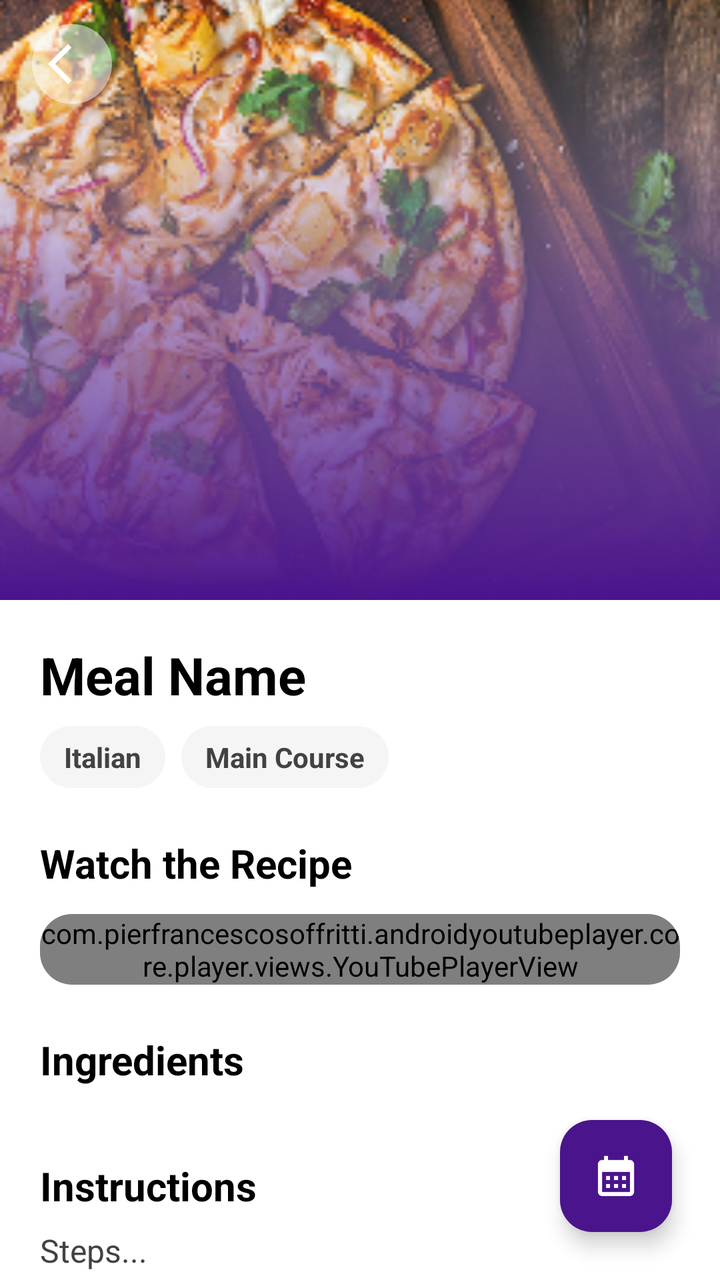
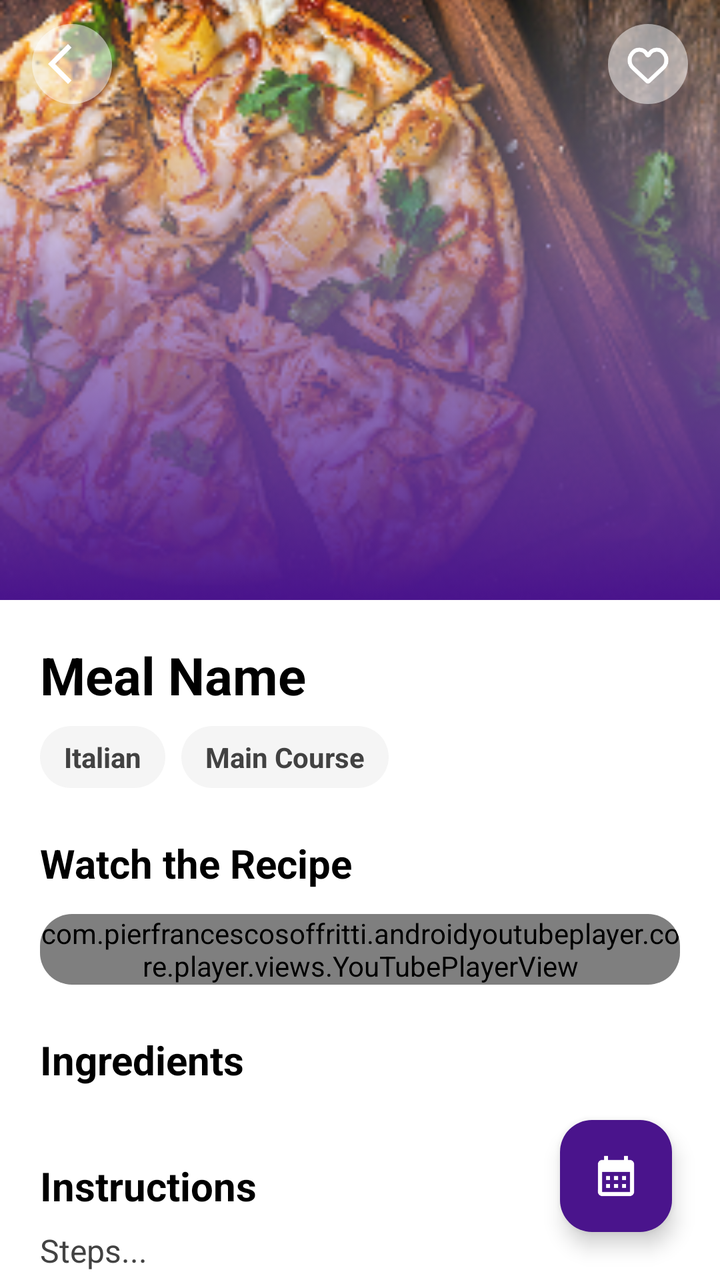

The first picture is an Android layout as it rendered before a commit; the second is the same layout after the commit. The layout source and the unified diff follow.
<!-- AndroidManifest.xml: application theme Theme.FoodPlanner -->
<!-- res/layout/fragment_meal_details.xml -->
<?xml version="1.0" encoding="utf-8"?>
<androidx.coordinatorlayout.widget.CoordinatorLayout xmlns:android="http://schemas.android.com/apk/res/android"
    xmlns:app="http://schemas.android.com/apk/res-auto"
    xmlns:tools="http://schemas.android.com/tools"
    android:layout_width="match_parent"
    android:layout_height="match_parent"
    android:background="@color/white">

    <com.google.android.material.appbar.AppBarLayout
        android:id="@+id/appBar"
        android:layout_width="match_parent"
        android:layout_height="300dp"
        android:theme="@style/ThemeOverlay.AppCompat.Dark.ActionBar">

        <com.google.android.material.appbar.CollapsingToolbarLayout
            android:layout_width="match_parent"
            android:layout_height="match_parent"
            app:contentScrim="@color/purple_primary"
            app:layout_scrollFlags="scroll|exitUntilCollapsed">

            <ImageView
                android:id="@+id/detailMealImg"
                android:layout_width="match_parent"
                android:layout_height="match_parent"
                android:scaleType="centerCrop"
                android:src="@drawable/pizza_header"
                app:layout_collapseMode="parallax" />

            <androidx.appcompat.widget.Toolbar
                android:id="@+id/toolbar"
                android:layout_width="match_parent"
                android:layout_height="?attr/actionBarSize"
                app:layout_collapseMode="pin">

                <ImageButton
                    android:id="@+id/btnBack"
                    android:layout_width="40dp"
                    android:layout_height="40dp"
                    android:background="@drawable/bg_circle_translucent"
                    android:src="@drawable/ic_arrow_back"
                    app:tint="@color/white" />
            </androidx.appcompat.widget.Toolbar>
        </com.google.android.material.appbar.CollapsingToolbarLayout>
    </com.google.android.material.appbar.AppBarLayout>

    <androidx.core.widget.NestedScrollView
        android:layout_width="match_parent"
        android:layout_height="match_parent"
        app:layout_behavior="@string/appbar_scrolling_view_behavior">

        <LinearLayout
            android:layout_width="match_parent"
            android:layout_height="wrap_content"
            android:orientation="vertical"
            android:padding="20dp">

            <TextView
                android:id="@+id/tvMealTitle"
                android:layout_width="match_parent"
                android:layout_height="wrap_content"
                android:text="Meal Name"
                android:textColor="@color/black"
                android:textSize="26sp"
                android:textStyle="bold" />

            <LinearLayout
                android:layout_width="match_parent"
                android:layout_height="wrap_content"
                android:layout_marginTop="8dp"
                android:orientation="horizontal">

                <TextView
                    android:id="@+id/tvArea"
                    android:layout_width="wrap_content"
                    android:layout_height="wrap_content"
                    android:layout_marginEnd="8dp"
                    android:background="@drawable/bg_rounded_gray"
                    android:paddingHorizontal="12dp"
                    android:paddingVertical="6dp"
                    android:text="Italian"
                    android:textColor="#424242"
                    android:textStyle="bold" />

                <TextView
                    android:id="@+id/tvCategory"
                    android:layout_width="wrap_content"
                    android:layout_height="wrap_content"
                    android:background="@drawable/bg_rounded_gray"
                    android:paddingHorizontal="12dp"
                    android:paddingVertical="6dp"
                    android:text="Main Course"
                    android:textColor="#424242"
                    android:textStyle="bold" />
            </LinearLayout>

            <TextView
                android:layout_width="wrap_content"
                android:layout_height="wrap_content"
                android:layout_marginTop="24dp"
                android:text="Watch the Recipe"
                android:textColor="@color/black"
                android:textSize="20sp"
                android:textStyle="bold" />

            <androidx.cardview.widget.CardView
                android:layout_width="match_parent"
                android:layout_height="wrap_content"
                android:layout_marginTop="12dp"
                app:cardCornerRadius="16dp"
                app:cardElevation="0dp">

                <com.pierfrancescosoffritti.androidyoutubeplayer.core.player.views.YouTubePlayerView
                    android:id="@+id/youtube_player_view"
                    android:layout_width="match_parent"
                    android:layout_height="wrap_content"
                    app:enableAutomaticInitialization="false" />
            </androidx.cardview.widget.CardView>

            <TextView
                android:layout_width="wrap_content"
                android:layout_height="wrap_content"
                android:layout_marginTop="24dp"
                android:text="Ingredients"
                android:textColor="@color/black"
                android:textSize="20sp"
                android:textStyle="bold" />

            <androidx.recyclerview.widget.RecyclerView
                android:id="@+id/rvIngredients"
                android:layout_width="match_parent"
                android:layout_height="wrap_content"
                android:layout_marginTop="12dp"
                android:orientation="horizontal"
                app:layoutManager="androidx.recyclerview.widget.LinearLayoutManager" />

            <TextView
                android:layout_width="wrap_content"
                android:layout_height="wrap_content"
                android:layout_marginTop="24dp"
                android:text="Instructions"
                android:textColor="@color/black"
                android:textSize="20sp"
                android:textStyle="bold" />

            <TextView
                android:id="@+id/tvInstructions"
                android:layout_width="match_parent"
                android:layout_height="wrap_content"
                android:layout_marginTop="8dp"
                android:lineSpacingExtra="4dp"
                android:text="Steps..."
                android:textColor="#424242"
                android:textSize="16sp" />

        </LinearLayout>
    </androidx.core.widget.NestedScrollView>

    <com.google.android.material.floatingactionbutton.FloatingActionButton
        android:id="@+id/fabPlan"
        android:layout_width="wrap_content"
        android:layout_height="wrap_content"
        android:layout_gravity="bottom|end"
        android:layout_margin="24dp"
        android:src="@drawable/ic_calendar"
        app:backgroundTint="@color/purple_primary"
        app:tint="@color/white" />

</androidx.coordinatorlayout.widget.CoordinatorLayout>
<!-- resources referenced by this layout -->
<resources>
  <color name="black">#000000</color>
  <color name="purple_primary">#4A148C</color>
  <color name="white">#FFFFFF</color>
  <!-- drawable bg_circle_translucent (drawable) -->
  <?xml version="1.0" encoding="utf-8"?>
  <shape xmlns:android="http://schemas.android.com/apk/res/android"
      android:shape="oval">
      <solid android:color="#80FFFFFF" />
  </shape>
  <!-- drawable bg_rounded_gray (drawable) -->
  <?xml version="1.0" encoding="utf-8"?>
  <shape xmlns:android="http://schemas.android.com/apk/res/android"
      android:shape="rectangle">
      <solid android:color="#F5F5F5"/>
      <corners android:radius="50dp"/>
  </shape>
  <!-- drawable ic_arrow_back (drawable) -->
  <vector xmlns:android="http://schemas.android.com/apk/res/android" android:autoMirrored="true" android:height="24dp" android:tint="#000000" android:viewportHeight="960" android:viewportWidth="960" android:width="24dp">
        
      <path android:fillColor="@android:color/white" android:pathData="M400,880L0,480L400,80L471,151L142,480L471,809L400,880Z"/>
      
  </vector>
  <!-- drawable ic_calendar (drawable) -->
  <vector xmlns:android="http://schemas.android.com/apk/res/android" android:height="24dp" android:tint="#000000" android:viewportHeight="24" android:viewportWidth="24" android:width="24dp">
        
      <path android:fillColor="@android:color/white" android:pathData="M19,4h-1V2h-2v2H8V2H6v2H5C3.89,4 3.01,4.9 3.01,6L3,20c0,1.1 0.89,2 2,2h14c1.1,0 2,-0.9 2,-2V6C21,4.9 20.1,4 19,4zM19,20H5V10h14V20zM9,14H7v-2h2V14zM13,14h-2v-2h2V14zM17,14h-2v-2h2V14zM9,18H7v-2h2V18zM13,18h-2v-2h2V18zM17,18h-2v-2h2V18z"/>
      
  </vector>
  <!-- drawable pizza_header: png bitmap (drawable, 121856 bytes) -->
  <style name="Theme.FoodPlanner" parent="Theme.Material3.Light.NoActionBar">
          <item name="colorPrimary">@color/purple_primary</item>
          <item name="colorPrimaryVariant">@color/purple_variant</item>
          <item name="colorOnPrimary">@color/white</item>
  
          <item name="colorSecondary">@color/gold_accent</item>
          <item name="colorOnSecondary">@color/text_primary</item>
  
          <item name="android:windowBackground">@color/background_light</item>
          <item name="android:statusBarColor">@color/purple_primary</item>
      </style>
  <color name="purple_variant">#7B1FA2</color>
  <color name="gold_accent">#FFC107</color>
  <color name="text_primary">#212121</color>
  <color name="background_light">#FAFAFA</color>
</resources>

<!-- the commit's change to res/layout/fragment_meal_details.xml (unified diff, before → after) -->
@@ -1,5 +1,6 @@
 <?xml version="1.0" encoding="utf-8"?>
-<androidx.coordinatorlayout.widget.CoordinatorLayout xmlns:android="http://schemas.android.com/apk/res/android"
+<androidx.coordinatorlayout.widget.CoordinatorLayout
+    xmlns:android="http://schemas.android.com/apk/res/android"
     xmlns:app="http://schemas.android.com/apk/res-auto"
     xmlns:tools="http://schemas.android.com/tools"
     android:layout_width="match_parent"
@@ -32,14 +33,33 @@
                 android:layout_height="?attr/actionBarSize"
                 app:layout_collapseMode="pin">
 
-                <ImageButton
-                    android:id="@+id/btnBack"
-                    android:layout_width="40dp"
-                    android:layout_height="40dp"
-                    android:background="@drawable/bg_circle_translucent"
-                    android:src="@drawable/ic_arrow_back"
-                    app:tint="@color/white" />
+                <RelativeLayout
+                    android:layout_width="match_parent"
+                    android:layout_height="match_parent">
+
+                    <ImageButton
+                        android:id="@+id/btnBack"
+                        android:layout_width="40dp"
+                        android:layout_height="40dp"
+                        android:layout_centerVertical="true"
+                        android:background="@drawable/bg_circle_translucent"
+                        android:src="@drawable/ic_arrow_back"
+                        app:tint="@color/white" />
+
+                    <ImageButton
+                        android:id="@+id/btnFavorite"
+                        android:layout_width="40dp"
+                        android:layout_height="40dp"
+                        android:layout_alignParentEnd="true"
+                        android:layout_centerVertical="true"
+                        android:layout_marginEnd="16dp"
+                        android:background="@drawable/bg_circle_translucent"
+                        android:src="@drawable/ic_favorite_boarder"
+                        app:tint="@color/white" />
+                </RelativeLayout>
+
             </androidx.appcompat.widget.Toolbar>
+
         </com.google.android.material.appbar.CollapsingToolbarLayout>
     </com.google.android.material.appbar.AppBarLayout>
 
<!-- resource entries referenced after the edit -->
@@ -28,6 +28,18 @@
       <path android:fillColor="@android:color/white" android:pathData="M19,4h-1V2h-2v2H8V2H6v2H5C3.89,4 3.01,4.9 3.01,6L3,20c0,1.1 0.89,2 2,2h14c1.1,0 2,-0.9 2,-2V6C21,4.9 20.1,4 19,4zM19,20H5V10h14V20zM9,14H7v-2h2V14zM13,14h-2v-2h2V14zM17,14h-2v-2h2V14zM9,18H7v-2h2V18zM13,18h-2v-2h2V18zM17,18h-2v-2h2V18z"/>
       
   </vector>
+  <!-- drawable ic_favorite_boarder (drawable) -->
+  <vector xmlns:android="http://schemas.android.com/apk/res/android"
+      android:width="24dp"
+      android:height="24dp"
+      android:viewportWidth="24"
+      android:viewportHeight="24">
+    <path
+        android:pathData="M4.451,13.908L11.403,20.44C11.643,20.664 11.762,20.777 11.904,20.805C11.967,20.817 12.033,20.817 12.096,20.805C12.238,20.777 12.357,20.664 12.597,20.44L19.549,13.908C21.506,12.071 21.743,9.047 20.098,6.926L19.788,6.527C17.82,3.991 13.87,4.416 12.487,7.314C12.291,7.723 11.709,7.723 11.513,7.314C10.13,4.416 6.18,3.991 4.212,6.527L3.902,6.926C2.257,9.047 2.494,12.071 4.451,13.908Z"
+        android:strokeWidth="2"
+        android:fillColor="#00000000"
+        android:strokeColor="#33363F"/>
+  </vector>
   <!-- drawable pizza_header: png bitmap (drawable, 121856 bytes) -->
   <style name="Theme.FoodPlanner" parent="Theme.Material3.Light.NoActionBar">
           <item name="colorPrimary">@color/purple_primary</item>
